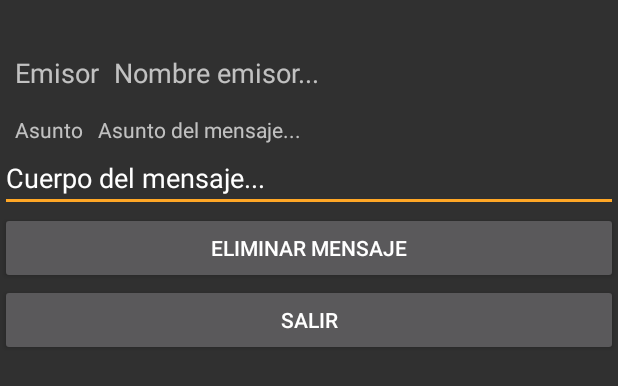
After one commit to ElenaCuellar/Tourishare, an Android app: the layout activity_leer_mensaje.xml on its own in the app's theme, with its tools: preview values and no code run, on a phone screen of 412 x 824 dp. The commit adds this screen. Shown: the top 386 px of the screen. Run offline under Robolectric (Android 15) with nearby library versions, the phone set to English and light mode, and no system bars.

Commit message:
UI configuration. Third day. Many layouts added.

```diff
--- a/app/src/main/res/layout/activity_acciones_user.xml
+++ b/app/src/main/res/layout/activity_acciones_user.xml
@@ -18,6 +18,7 @@
         android:id="@+id/nav_view"
         android:layout_width="wrap_content"
         android:layout_height="match_parent"
+        android:background="@color/colorDrawer"
         android:layout_gravity="start"
         android:fitsSystemWindows="true"
         app:headerLayout="@layout/nav_header_main"
--- /dev/null
+++ b/app/src/main/res/layout/activity_leer_mensaje.xml
@@ -0,0 +1,80 @@
+<?xml version="1.0" encoding="utf-8"?>
+<ScrollView xmlns:android="http://schemas.android.com/apk/res/android"
+    xmlns:app="http://schemas.android.com/apk/res-auto"
+    android:layout_width="match_parent"
+    android:layout_height="match_parent"
+    app:layout_behavior="@string/appbar_scrolling_view_behavior"
+    android:fillViewport="true">
+
+    <LinearLayout
+        android:orientation="vertical"
+        android:layout_width="match_parent"
+        android:layout_height="match_parent"
+        android:layout_marginTop="20dp">
+
+        <RelativeLayout
+            android:layout_width="match_parent"
+            android:layout_height="wrap_content">
+
+            <TextView
+                android:id="@+id/textoFrom"
+                android:layout_width="wrap_content"
+                android:layout_height="wrap_content"
+                android:layout_marginLeft="10dp"
+                android:layout_marginTop="16dp"
+                android:text="@string/emisorbandejaentrada"
+                android:textSize="18sp" />
+
+            <TextView
+                android:id="@+id/txFrom"
+                android:layout_width="wrap_content"
+                android:layout_height="wrap_content"
+                android:layout_marginLeft="10dp"
+                android:layout_marginTop="16dp"
+                android:layout_toRightOf="@id/textoFrom"
+                android:text="@string/emisorejbandeja"
+                android:textSize="18sp" />
+
+            <TextView
+                android:id="@+id/textoSubject"
+                android:layout_width="wrap_content"
+                android:layout_height="wrap_content"
+                android:layout_below="@id/textoFrom"
+                android:layout_marginLeft="10dp"
+                android:layout_marginTop="16dp"
+                android:text="@string/asuntobandejaentrada"
+                android:textSize="14sp" />
+
+            <TextView
+                android:id="@+id/txSubject"
+                android:layout_width="wrap_content"
+                android:layout_height="wrap_content"
+                android:layout_below="@id/textoFrom"
+                android:layout_marginLeft="10dp"
+                android:layout_marginTop="16dp"
+                android:layout_toRightOf="@id/textoSubject"
+                android:text="@string/asuntoejbandeja"
+                android:textSize="14sp" />
+        </RelativeLayout>
+
+        <EditText
+            android:id="@+id/txBody"
+            android:layout_width="match_parent"
+            android:layout_height="wrap_content"
+            android:ems="10"
+            android:text="@string/cuerpoejbandeja"
+            android:inputType="textMultiLine" />
+
+        <Button
+            android:id="@+id/bDeleteMsg"
+            android:layout_width="match_parent"
+            android:layout_height="wrap_content"
+            android:text="@string/botonborrarbandejaentrada" />
+
+        <Button
+            android:id="@+id/bExitMsg"
+            android:layout_width="match_parent"
+            android:layout_height="wrap_content"
+            android:text="@string/salir" />
+    </LinearLayout>
+</ScrollView>
--- a/app/src/main/res/layout/activity_miperfil.xml
+++ b/app/src/main/res/layout/activity_miperfil.xml
@@ -8,11 +8,13 @@
 
     <LinearLayout
         android:layout_width="match_parent"
-        android:layout_height="match_parent">
+        android:layout_height="match_parent"
+        android:background="@color/colorOtroBoton">
 
         <RelativeLayout
             android:layout_width="match_parent"
             android:layout_height="match_parent"
+            android:background="@color/colorOtroBoton"
             android:layout_marginTop="30dp"
             android:layout_marginLeft="15dp"
             android:layout_marginRight="10dp">
--- a/app/src/main/res/values/strings.xml
+++ b/app/src/main/res/values/strings.xml
@@ -16,6 +16,7 @@
     <string name="hintuser">Introduce usuario...</string>
     <string name="hintpass">Introduce pass...</string>
     <string name="hintciudad">Introduce ciudad...</string>
+    <string name="salir">Salir</string>
 
     <!--cadenas del menu lateral -->
     <string name="nombrenav">NOMBRE DEL USUARIO</string>
@@ -37,4 +38,17 @@
     <string name="miborrar">Borrar cuenta</string>
     <string name="misalir">Salir</string>
     <string name="novato">Novato</string>
+
+    <!--cadenas de lista de ciudades favoritas y de amigos -->
+    <string name="titulolistacfav">TUS CIUDADES</string>
+    <string name="titulolistaamigos">TUS AMIGOS</string>
+
+    <!-- cadenas de apartado de mensajes -->
+    <string name="titulobandejaentrada">BANDEJA DE ENTRADA</string>
+    <string name="emisorbandejaentrada">Emisor</string>
+    <string name="asuntobandejaentrada">Asunto</string>
+    <string name="emisorejbandeja">Nombre emisor...</string>
+    <string name="asuntoejbandeja">Asunto del mensaje...</string>
+    <string name="cuerpoejbandeja">Cuerpo del mensaje...</string>
+    <string name="botonborrarbandejaentrada">Eliminar mensaje</string>
 </resources>
```
Also changed, not shown: app/src/main/res/layout/activity_bandeja_entrada.xml (added, +33 -0 lines), app/src/main/res/layout/activity_listaamigos.xml (added, +33 -0 lines), app/src/main/res/layout/activity_listaciudades.xml (added, +33 -0 lines), app/src/main/res/values/colors.xml (+7 -0 lines), 1 other file.
